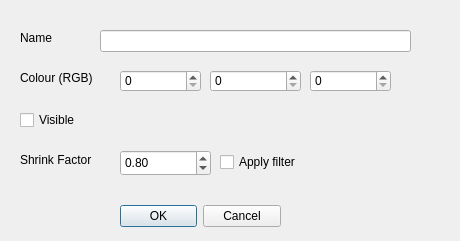
Above: partpropertiesdialog.ui from br-je/2025_group_8 before the change. Below: the same form after it.
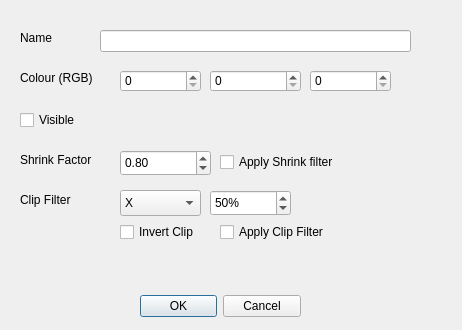
That is the form after the change.

Commit message: Add recursive clip filter for model parts

```diff
--- a/partpropertiesdialog.ui
+++ b/partpropertiesdialog.ui
@@ -6,8 +6,8 @@
    <rect>
     <x>0</x>
     <y>0</y>
-    <width>460</width>
-    <height>241</height>
+    <width>462</width>
+    <height>330</height>
    </rect>
   </property>
   <property name="windowTitle">
@@ -16,8 +16,8 @@
   <widget class="QDialogButtonBox" name="buttonBox">
    <property name="geometry">
     <rect>
-     <x>120</x>
-     <y>200</y>
+     <x>140</x>
+     <y>290</y>
      <width>161</width>
      <height>32</height>
     </rect>
@@ -160,12 +160,101 @@
     <rect>
      <x>220</x>
      <y>150</y>
-     <width>111</width>
+     <width>181</width>
      <height>24</height>
     </rect>
    </property>
    <property name="text">
-    <string>Apply filter</string>
+    <string>Apply Shrink filter</string>
+   </property>
+  </widget>
+  <widget class="QLabel" name="label_4">
+   <property name="geometry">
+    <rect>
+     <x>20</x>
+     <y>190</y>
+     <width>81</width>
+     <height>20</height>
+    </rect>
+   </property>
+   <property name="text">
+    <string>Clip Filter</string>
+   </property>
+  </widget>
+  <widget class="QCheckBox" name="clipCheckBox">
+   <property name="geometry">
+    <rect>
+     <x>220</x>
+     <y>220</y>
+     <width>161</width>
+     <height>24</height>
+    </rect>
+   </property>
+   <property name="text">
+    <string>Apply Clip Filter</string>
+   </property>
+  </widget>
+  <widget class="QComboBox" name="clipAxisComboBox">
+   <property name="geometry">
+    <rect>
+     <x>120</x>
+     <y>190</y>
+     <width>81</width>
+     <height>26</height>
+    </rect>
+   </property>
+   <item>
+    <property name="text">
+     <string>X</string>
+    </property>
+   </item>
+   <item>
+    <property name="text">
+     <string>Y</string>
+    </property>
+   </item>
+   <item>
+    <property name="text">
+     <string>Z</string>
+    </property>
+   </item>
+  </widget>
+  <widget class="QSpinBox" name="clipValueSpinBox">
+   <property name="geometry">
+    <rect>
+     <x>210</x>
+     <y>190</y>
+     <width>81</width>
+     <height>26</height>
+    </rect>
+   </property>
+   <property name="suffix">
+    <string>%</string>
+   </property>
+   <property name="minimum">
+    <number>0</number>
+   </property>
+   <property name="maximum">
+    <number>100</number>
+   </property>
+   <property name="singleStep">
+    <number>5</number>
+   </property>
+   <property name="value">
+    <number>50</number>
+   </property>
+  </widget>
+  <widget class="QCheckBox" name="clipInvertCheckBox">
+   <property name="geometry">
+    <rect>
+     <x>120</x>
+     <y>220</y>
+     <width>91</width>
+     <height>24</height>
+    </rect>
+   </property>
+   <property name="text">
+    <string>Invert Clip</string>
    </property>
   </widget>
  </widget>
```
The commit also changes 4 other files.
